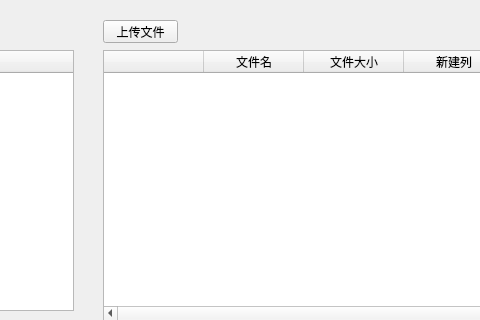
Old version of the form QtWidgetsApplication/QtWidgetsClass.ui in the repository lalala555/RenderBus; both pictures show x 197 to 677 and y 0 to 320 of the 831 by 652 pixel window.
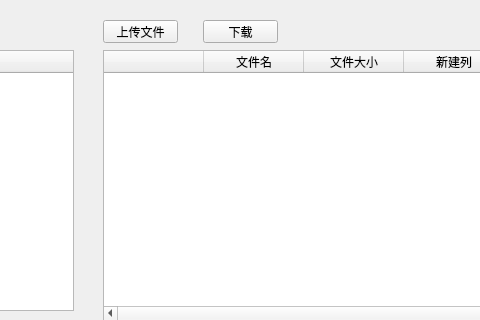
New version of the form.

Commit message: 增加全选，下载功能

The edit to the form file:
```diff
--- a/QtWidgetsApplication/QtWidgetsClass.ui
+++ b/QtWidgetsApplication/QtWidgetsClass.ui
@@ -119,6 +119,19 @@
     </property>
    </column>
   </widget>
+  <widget class="QPushButton" name="pushButton_2">
+   <property name="geometry">
+    <rect>
+     <x>400</x>
+     <y>20</y>
+     <width>75</width>
+     <height>23</height>
+    </rect>
+   </property>
+   <property name="text">
+    <string>下载</string>
+   </property>
+  </widget>
  </widget>
  <layoutdefault spacing="6" margin="11"/>
  <resources/>
```
The commit also changes 37 other files.
